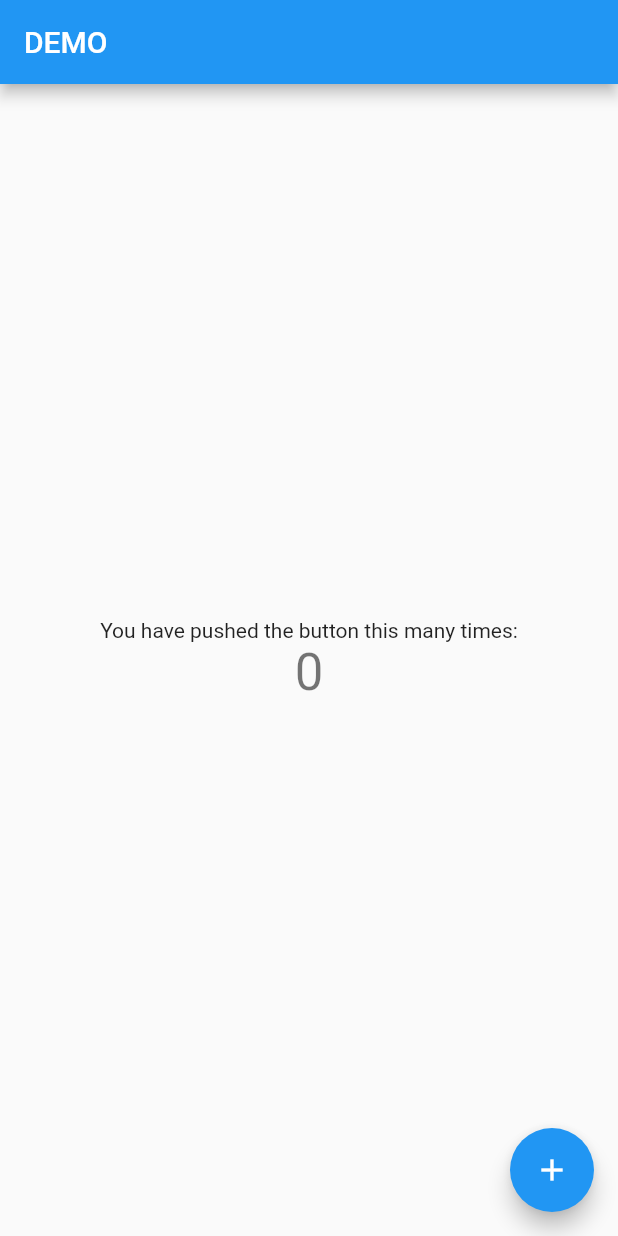
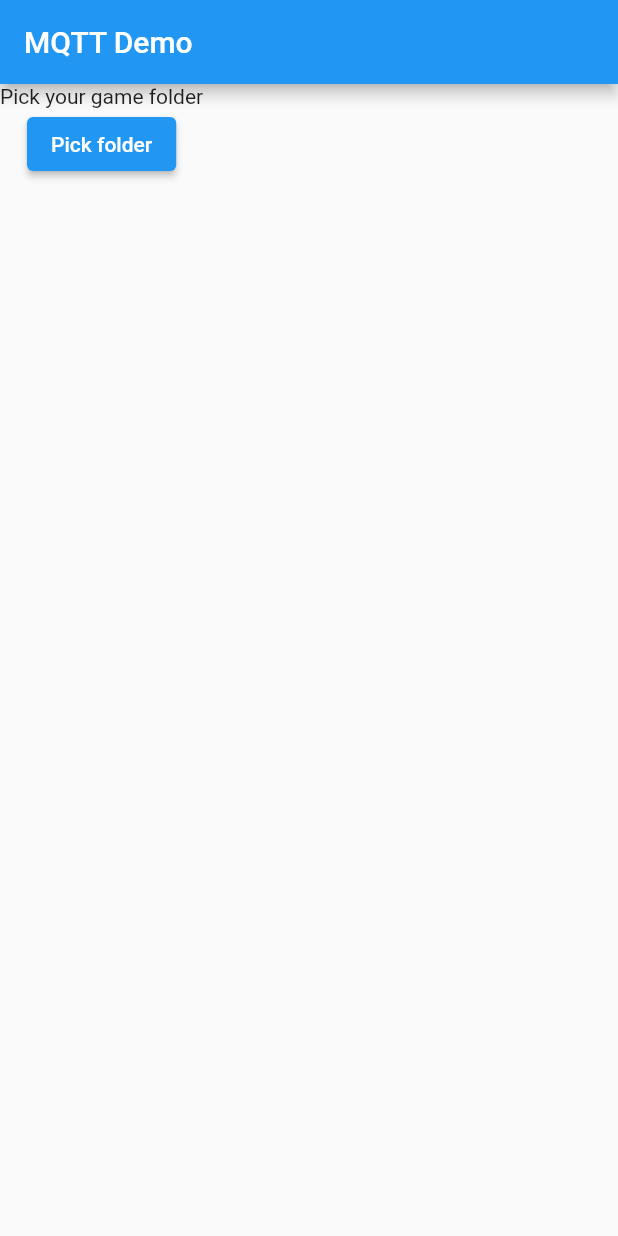
Before and after one commit to wowsinfo/MQTT, a Flutter app: the screen it shows after launch, on a phone screen of 412 x 824 dp. Run offline on Flutter 3.47's test engine with Material 2 defaults, Android fonts, the phone set to English and light mode, and no system bars; our stand-ins replace file_picker, shared_preferences, typed_data; missing offline and left inert: mqtt_client.

Commit message:
working on folder selection

```diff
--- a/mqtt/lib/main.dart
+++ b/mqtt/lib/main.dart
@@ -1,8 +1,11 @@
 import 'package:flutter/foundation.dart';
 import 'package:flutter/material.dart';
 import 'package:logging/logging.dart';
+import 'package:mqtt/model/storage_provider.dart';
+import 'package:mqtt/repository/app_repository.dart';
+import 'package:mqtt/screen/home_page.dart';
 
-void main() {
+void main() async {
   Logger.root.level = Level.ALL;
   Logger.root.onRecord.listen((record) {
     if (kDebugMode) {
@@ -10,6 +13,10 @@ void main() {
       print('${record.level.name}|$message');
     }
   });
+
+  final pref = PreferenceProvider();
+  await pref.initialise();
+  AppRepository.instance.inject(pref);
 
   runApp(const MyApp());
 }
@@ -24,54 +31,7 @@ class MyApp extends StatelessWidget {
       theme: ThemeData(
         primarySwatch: Colors.blue,
       ),
-      home: const MyHomePage(title: 'DEMO'),
+      home: const HomePage(),
     );
   }
 }
-
-class MyHomePage extends StatefulWidget {
-  const MyHomePage({Key? key, required this.title}) : super(key: key);
-
-  final String title;
-
-  @override
-  State<MyHomePage> createState() => _MyHomePageState();
-}
-
-class _MyHomePageState extends State<MyHomePage> {
-  int _counter = 0;
-
-  void _incrementCounter() {
-    setState(() {
-      _counter++;
-    });
-  }
-
-  @override
-  Widget build(BuildContext context) {
-    return Scaffold(
-      appBar: AppBar(
-        title: Text(widget.title),
-      ),
-      body: Center(
-        child: Column(
-          mainAxisAlignment: MainAxisAlignment.center,
-          children: <Widget>[
-            const Text(
-              'You have pushed the button this many times:',
-            ),
-            Text(
-              '$_counter',
-              style: Theme.of(context).textTheme.headline4,
-            ),
-          ],
-        ),
-      ),
-      floatingActionButton: FloatingActionButton(
-        onPressed: _incrementCounter,
-        tooltip: 'Increment',
-        child: const Icon(Icons.add),
-      ),
-    );
-  }
-}
--- /dev/null
+++ b/mqtt/lib/screen/home_page.dart
@@ -0,0 +1,32 @@
+import 'package:file_picker/file_picker.dart';
+import 'package:flutter/material.dart';
+
+class HomePage extends StatefulWidget {
+  const HomePage({Key? key}) : super(key: key);
+
+  @override
+  State<HomePage> createState() => _HomePageState();
+}
+
+class _HomePageState extends State<HomePage> {
+  @override
+  Widget build(BuildContext context) {
+    return Scaffold(
+      appBar: AppBar(
+        title: const Text('MQTT Demo'),
+      ),
+      body: Column(
+        children: [
+          const Text('Pick your game folder'),
+          ElevatedButton(
+            onPressed: () async {
+              final path = await FilePicker.platform.getDirectoryPath();
+              print(path);
+            },
+            child: const Text('Pick folder'),
+          ),
+        ],
+      ),
+    );
+  }
+}
--- a/mqtt/pubspec.yaml
+++ b/mqtt/pubspec.yaml
@@ -39,6 +39,8 @@ dependencies:
   mqtt_client: ^9.6.8
   typed_data: ^1.3.1
   logging: ^1.0.2
+  shared_preferences: ^2.0.15
+  file_picker: ^5.0.1
 
 dev_dependencies:
   flutter_test:
```
Also changed, not shown: mqtt/lib/model/storage_provider.dart (added, +27 -0 lines), mqtt/lib/repository/app_repository.dart (added, +18 -0 lines), mqtt/lib/service/storage_service.dart (added, +9 -0 lines), mqtt/lib/screen/mobile_page.dart (added), mqtt/lib/screen/windows_page.dart (added), mqtt/lib/service/receive_service.dart (added), mqtt/lib/service/upload_service.dart (added), mqtt/pubspec.lock, 1 other file.
